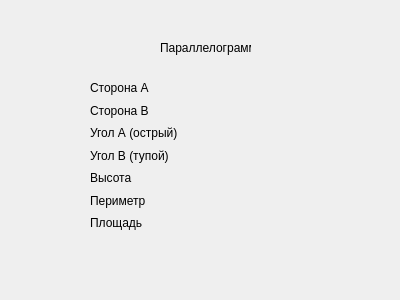
First picture: the form in FigureListShow/showparallel.ui, repository momooshi/GeometryAssistance, before the edit.
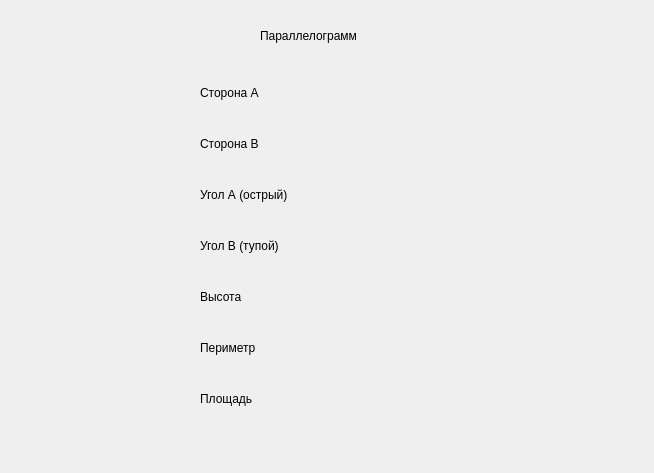
Second picture: the form after the edit.

The edit to the form file:
```diff
--- a/FigureListShow/showparallel.ui
+++ b/FigureListShow/showparallel.ui
@@ -6,8 +6,8 @@
    <rect>
     <x>0</x>
     <y>0</y>
-    <width>400</width>
-    <height>300</height>
+    <width>654</width>
+    <height>473</height>
    </rect>
   </property>
   <property name="windowTitle">
@@ -16,23 +16,23 @@
   <widget class="QLabel" name="label">
    <property name="geometry">
     <rect>
-     <x>160</x>
-     <y>40</y>
-     <width>91</width>
-     <height>16</height>
+     <x>260</x>
+     <y>20</y>
+     <width>131</width>
+     <height>31</height>
     </rect>
    </property>
    <property name="text">
     <string>Параллелограмм</string>
    </property>
   </widget>
-  <widget class="QWidget" name="">
+  <widget class="QWidget" name="layoutWidget">
    <property name="geometry">
     <rect>
-     <x>90</x>
-     <y>80</y>
-     <width>221</width>
-     <height>151</height>
+     <x>200</x>
+     <y>70</y>
+     <width>321</width>
+     <height>351</height>
     </rect>
    </property>
    <layout class="QHBoxLayout" name="horizontalLayout">
```
